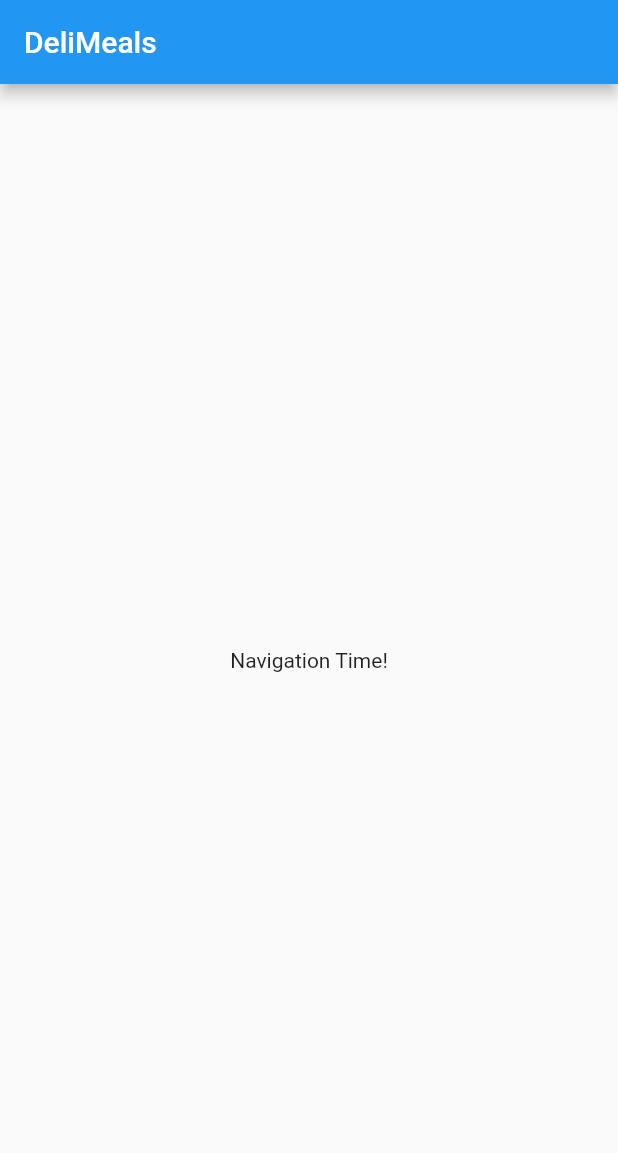
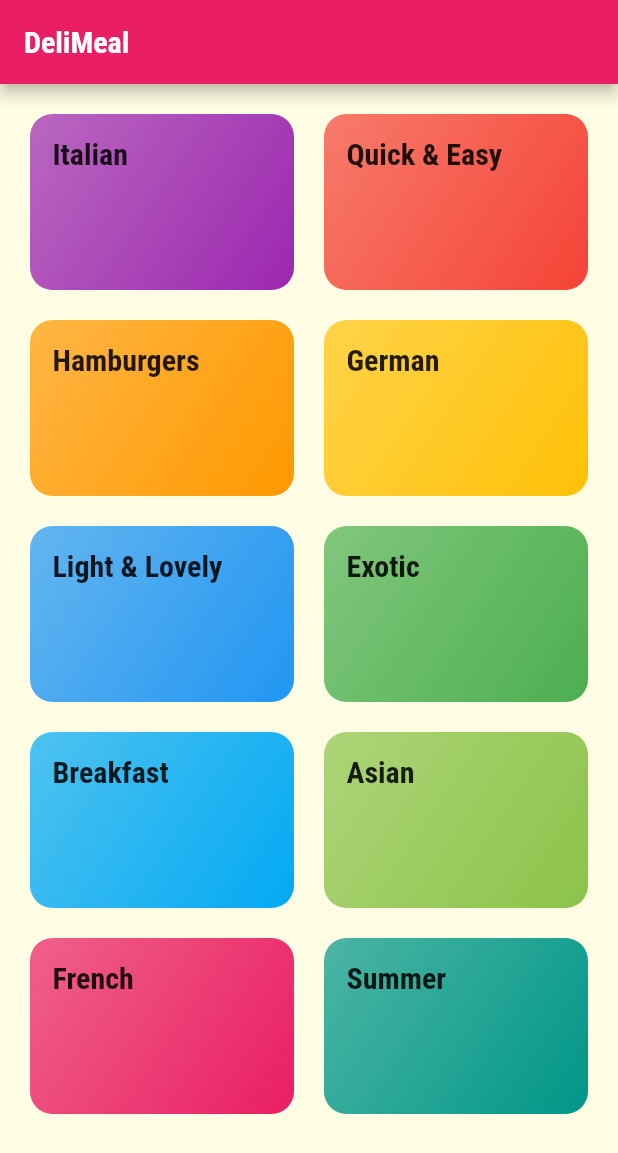
Before and after one commit to kopiHyper/meals_app, a Flutter app: the screen it shows after launch, on a phone screen of 412 x 824 dp. Shown: the top 1153 px of the screen. Run offline on Flutter 3.47's test engine with Material 2 defaults, Android fonts, the phone set to English and light mode, and no system bars.

Commit message:
Added home category screen with some data and styled it

```diff
--- /dev/null
+++ b/lib/Data/dummy_data.dart
@@ -0,0 +1,57 @@
+import 'package:flutter/material.dart';
+
+import '../Models/category.dart';
+
+// ignore: constant_identifier_names
+const DUMMY_CATEGORIES = [
+  Category(
+    id: 'c1',
+    title: 'Italian',
+    color: Colors.purple,
+  ),
+  Category(
+    id: 'c2',
+    title: 'Quick & Easy',
+    color: Colors.red,
+  ),
+  Category(
+    id: 'c3',
+    title: 'Hamburgers',
+    color: Colors.orange,
+  ),
+  Category(
+    id: 'c4',
+    title: 'German',
+    color: Colors.amber,
+  ),
+  Category(
+    id: 'c5',
+    title: 'Light & Lovely',
+    color: Colors.blue,
+  ),
+  Category(
+    id: 'c6',
+    title: 'Exotic',
+    color: Colors.green,
+  ),
+  Category(
+    id: 'c7',
+    title: 'Breakfast',
+    color: Colors.lightBlue,
+  ),
+  Category(
+    id: 'c8',
+    title: 'Asian',
+    color: Colors.lightGreen,
+  ),
+  Category(
+    id: 'c9',
+    title: 'French',
+    color: Colors.pink,
+  ),
+  Category(
+    id: 'c10',
+    title: 'Summer',
+    color: Colors.teal,
+  ),
+];
--- /dev/null
+++ b/lib/Models/category.dart
@@ -0,0 +1,13 @@
+import 'package:flutter/material.dart';
+
+class Category {
+  final String id;
+  final String title;
+  final Color color;
+
+  const Category({
+    required this.id,
+    required this.title,
+    this.color = Colors.orange,
+  });
+}
--- /dev/null
+++ b/lib/Screens/categories_screen.dart
@@ -0,0 +1,34 @@
+import 'package:flutter/material.dart';
+
+import '../Data/dummy_data.dart';
+import '../Widgets/category_item.dart';
+
+class CategoriesScreen extends StatelessWidget {
+  const CategoriesScreen({super.key});
+
+  @override
+  Widget build(BuildContext context) {
+    return Scaffold(
+      appBar: AppBar(
+        title: const Text('DeliMeal'),
+      ),
+      body: GridView(
+        padding: const EdgeInsets.all(20),
+        gridDelegate: const SliverGridDelegateWithMaxCrossAxisExtent(
+          maxCrossAxisExtent: 200,
+          childAspectRatio: 3 / 2,
+          crossAxisSpacing: 20,
+          mainAxisSpacing: 20,
+        ),
+        children: DUMMY_CATEGORIES
+            .map(
+              (catData) => CategoryItem(
+                catData.title,
+                catData.color,
+              ),
+            )
+            .toList(),
+      ),
+    );
+  }
+}
--- /dev/null
+++ b/lib/Widgets/category_item.dart
@@ -0,0 +1,30 @@
+import 'package:flutter/material.dart';
+
+class CategoryItem extends StatelessWidget {
+  final String title;
+  final Color color;
+
+  const CategoryItem(this.title, this.color, {super.key});
+
+  @override
+  Widget build(BuildContext context) {
+    return Container(
+      padding: const EdgeInsets.all(15),
+      decoration: BoxDecoration(
+        gradient: LinearGradient(
+          colors: [
+            color.withOpacity(0.7),
+            color,
+          ],
+          begin: Alignment.topLeft,
+          end: Alignment.bottomRight,
+        ),
+        borderRadius: BorderRadius.circular(15),
+      ),
+      child: Text(
+        title,
+        style: Theme.of(context).textTheme.titleLarge,
+      ),
+    );
+  }
+}
--- a/lib/main.dart
+++ b/lib/main.dart
@@ -1,4 +1,6 @@
 import 'package:flutter/material.dart';
+
+import 'Screens/categories_screen.dart';
 
 void main() {
   runApp(const MyApp());
@@ -12,30 +14,24 @@ class MyApp extends StatelessWidget {
     return MaterialApp(
       title: 'DeliMeals',
       theme: ThemeData(
-        primarySwatch: Colors.blue,
+        canvasColor: const Color.fromRGBO(255, 254, 229, 1),
+        fontFamily: 'Raleway',
+        colorScheme: ColorScheme.fromSwatch(primarySwatch: Colors.pink)
+            .copyWith(secondary: Colors.amber),
+        textTheme: ThemeData.light().textTheme.copyWith(
+            bodyLarge: const TextStyle(
+              color: Color.fromRGBO(20, 51, 51, 1),
+            ),
+            bodyMedium: const TextStyle(
+              color: Color.fromRGBO(20, 51, 51, 1),
+            ),
+            titleLarge: const TextStyle(
+              fontSize: 20,
+              fontFamily: 'RobotoCondensed',
+              fontWeight: FontWeight.bold,
+            )),
       ),
-      home: const MyHomePage(),
+      home: const CategoriesScreen(),
     );
   }
 }
-
-class MyHomePage extends StatefulWidget {
-  const MyHomePage({super.key});
-
-  @override
-  State<MyHomePage> createState() => _MyHomePageState();
-}
-
-class _MyHomePageState extends State<MyHomePage> {
-  @override
-  Widget build(BuildContext context) {
-    return Scaffold(
-      appBar: AppBar(
-        title: Text('DeliMeals'),
-      ),
-      body: Center(
-        child: Text('Navigation Time!'),
-      ),
-    );
-  }
-}
```
Also changed, not shown: pubspec.yaml (+20 -10 lines), assets/fonts/Raleway-Black.ttf (added), assets/fonts/Raleway-Bold.ttf (added), assets/fonts/Raleway-Regular.ttf (added), assets/fonts/RobotoCondensed-Bold.ttf (added), assets/fonts/RobotoCondensed-Italic.ttf (added), assets/fonts/RobotoCondensed-Light.ttf (added), assets/fonts/RobotoCondensed-Regular.ttf (added).
